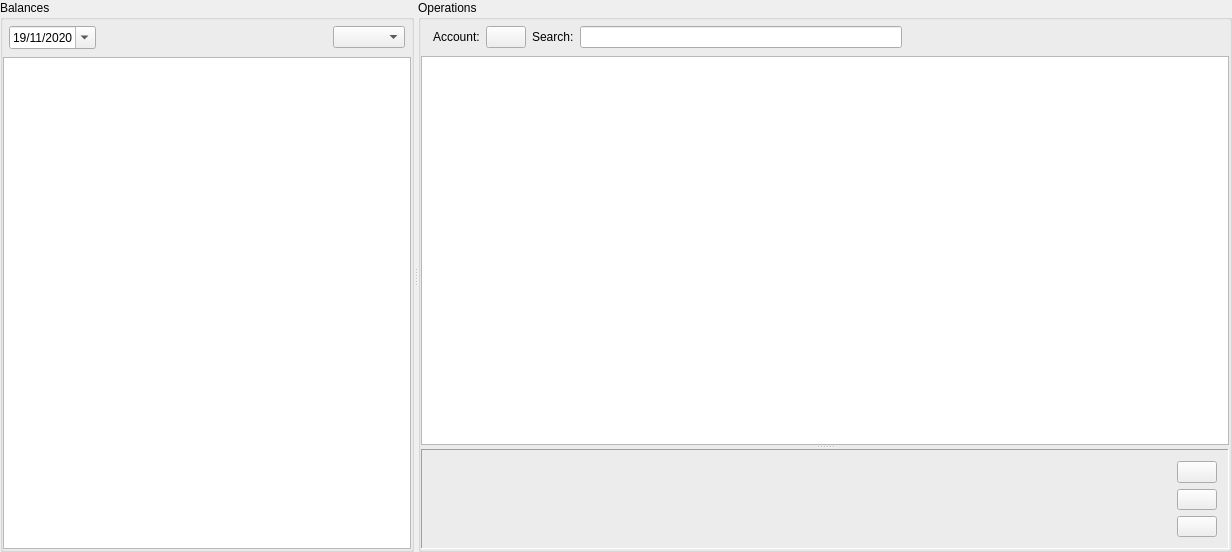
This is jal/ui/operations_widget.ui in titov-vv/jal as Qt 5 draws it before an edit. The edited form follows.
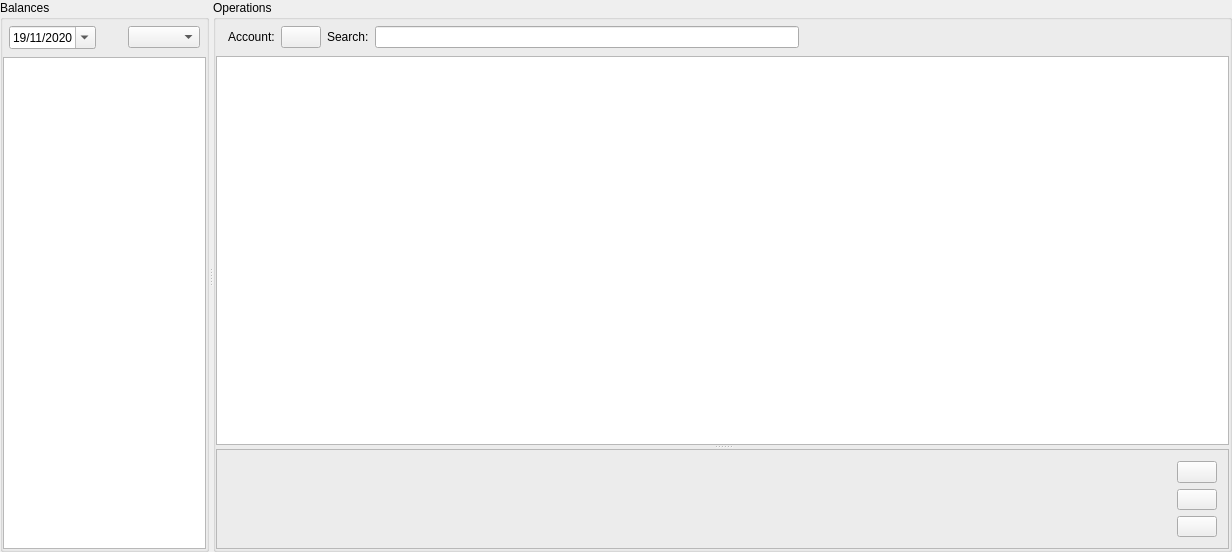
This is the edited form. Custom widgets are drawn as their Qt base class.

Commit message: Widget sizes, frame styles and icon colors from Qt and the palette instead of hard-coded.

Patch:
```diff
--- a/jal/ui/operations_widget.ui
+++ b/jal/ui/operations_widget.ui
@@ -44,12 +44,6 @@
         <verstretch>0</verstretch>
        </sizepolicy>
       </property>
-      <property name="maximumSize">
-       <size>
-        <width>16777215</width>
-        <height>16777215</height>
-       </size>
-      </property>
       <property name="title">
        <string>Balances</string>
       </property>
@@ -67,28 +61,7 @@
         <number>0</number>
        </property>
        <item>
-        <widget class="QFrame" name="BalanceFrameTop">
-         <property name="minimumSize">
-          <size>
-           <width>408</width>
-           <height>0</height>
-          </size>
-         </property>
-         <property name="maximumSize">
-          <size>
-           <width>16777215</width>
-           <height>44</height>
-          </size>
-         </property>
-         <property name="frameShape">
-          <enum>QFrame::Shape::Panel</enum>
-         </property>
-         <property name="frameShadow">
-          <enum>QFrame::Shadow::Plain</enum>
-         </property>
-         <property name="lineWidth">
-          <number>0</number>
-         </property>
+        <widget class="QWidget" name="BalanceFrameTop">
          <layout class="QHBoxLayout" name="horizontalLayout_2">
           <property name="leftMargin">
            <number>6</number>
@@ -176,25 +149,10 @@
         <number>0</number>
        </property>
        <item>
-        <widget class="QFrame" name="OperationConfigFrame">
+        <widget class="QWidget" name="OperationConfigFrame">
          <property name="enabled">
           <bool>true</bool>
          </property>
-         <property name="minimumSize">
-          <size>
-           <width>0</width>
-           <height>0</height>
-          </size>
-         </property>
-         <property name="frameShape">
-          <enum>QFrame::Shape::Panel</enum>
-         </property>
-         <property name="frameShadow">
-          <enum>QFrame::Shadow::Plain</enum>
-         </property>
-         <property name="lineWidth">
-          <number>0</number>
-         </property>
          <layout class="QHBoxLayout" name="horizontalLayout_3">
           <property name="leftMargin">
            <number>6</number>
@@ -334,13 +292,7 @@
            </size>
           </property>
           <property name="frameShape">
-           <enum>QFrame::Shape::Panel</enum>
-          </property>
-          <property name="frameShadow">
-           <enum>QFrame::Shadow::Sunken</enum>
-          </property>
-          <property name="lineWidth">
-           <number>1</number>
+           <enum>QFrame::Shape::StyledPanel</enum>
           </property>
           <layout class="QHBoxLayout" name="horizontalLayout_4">
            <item>
```
The commit also changes 71 other files.
